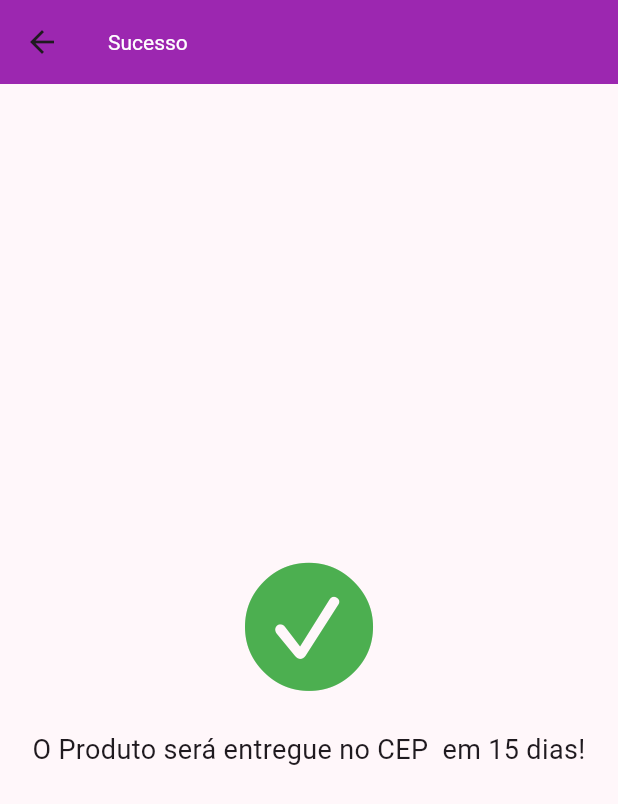
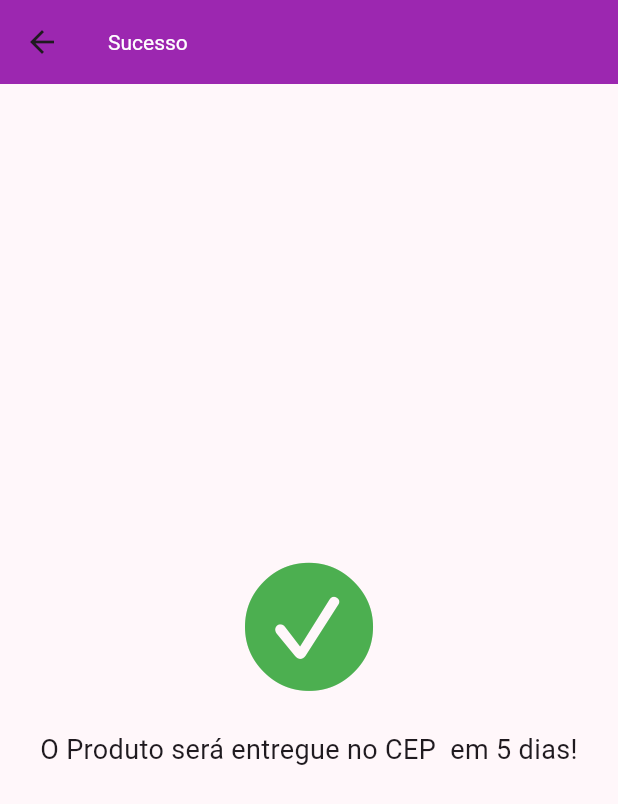
Before and after one commit to MariaFernadaG/FlutterTesteEstagiario, a Flutter app: the Sucess screen opened directly with empty values, on a phone screen of 412 x 824 dp. Shown: the top 804 px of the screen. Run offline on Flutter 3.47's test engine with Material 3 defaults, Android fonts, the phone set to English and light mode, and no system bars; network calls fail.

Commit message:
Atualizaçao final

```diff
--- a/flutter_application_1/lib/telas/sucess.dart
+++ b/flutter_application_1/lib/telas/sucess.dart
@@ -17,17 +17,16 @@ class Sucess extends StatelessWidget {
           mainAxisAlignment: MainAxisAlignment.center,
           children: [
             Icon(
-              CupertinoIcons.check_mark_circled_solid, // Ícone de check verde
-              size: 100.0, // Tamanho do ícone
-              color: Colors.green, // Cor do ícone
+              CupertinoIcons.check_mark_circled_solid, //icone
+              size: 100.0, // Tamanho do icone
+              color: Colors.green, //cor icone
             ),
-            SizedBox(height: 20.0), // Espaço entre o ícone e o texto
+            SizedBox(height: 20.0), //espaço entre o ícone e o texto
             Text(
-              'O Produto será entregue no CEP $cep em 15 dias!',
+              'O Produto será entregue no CEP $cep em 5 dias!',
               style: TextStyle(fontSize: 18),
               textAlign: TextAlign.center,
             ),
-            // Adicione outros widgets conforme necessário
           ],
         ),
       ),
--- a/flutter_application_1/lib/telas/tela5.dart
+++ b/flutter_application_1/lib/telas/tela5.dart
@@ -9,7 +9,7 @@ class ListaProdutosScreen extends StatefulWidget {
 
 class _ListaProdutosScreenState extends State<ListaProdutosScreen> {
   List<Map<String, dynamic>> products = [];
-  int selectedIndex = -1; // Track the index of the selected item
+  int selectedIndex = -1;
 
   @override
   void initState() {
```
Also changed, not shown: flutter_application_1/lib/telas/tela2.dart (+4 -4 lines).
